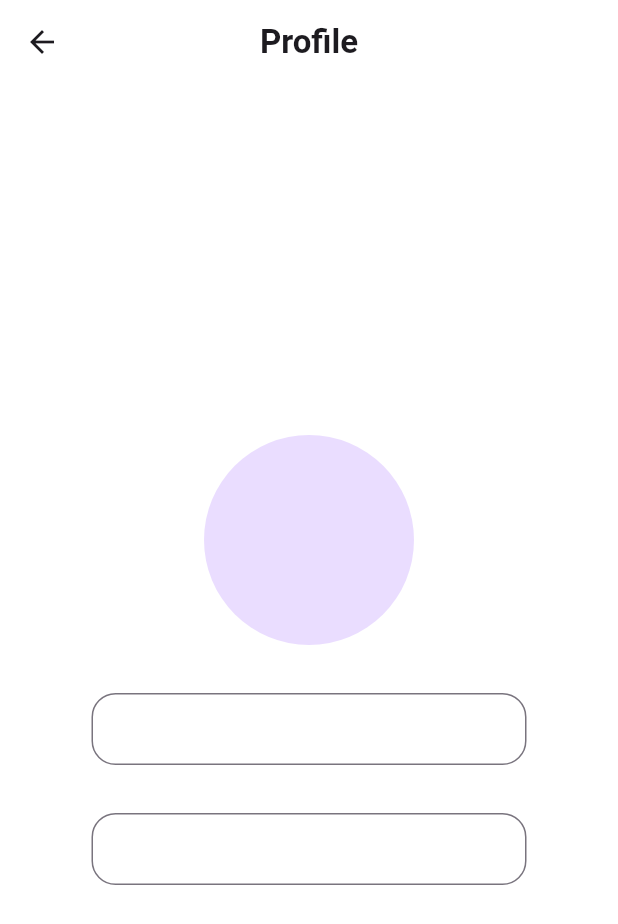
After one commit to kevinnsrt/510merch_mobile, a Flutter app: the DashboardPage screen opened directly, after a tap on the "person" icon, on a phone screen of 412 x 824 dp. The commit adds this screen. Shown: the top 924 px of the screen. Run offline on Flutter 3.47's test engine with Material 3 defaults, Android fonts, the phone set to English and light mode, and no system bars; network calls fail.

Commit message:
profile page

```diff
--- a/lib/dashboard.dart
+++ b/lib/dashboard.dart
@@ -4,6 +4,7 @@ import 'package:sio_ecommerce_mobile/cart.dart';
 import 'package:sio_ecommerce_mobile/details.dart';
 import 'package:sio_ecommerce_mobile/login.dart';
 import 'package:http/http.dart' as http;
+import 'package:sio_ecommerce_mobile/profile.dart';
 
 class DashboardPage extends StatefulWidget {
   const DashboardPage({super.key});
@@ -43,7 +44,17 @@ class _DashboardPageState extends State<DashboardPage> {
                 spacing: 89,
                 children: [
                   Icon(size: 29, color: Colors.white, Icons.notifications),
-                  Icon(size: 29, color: Colors.white, Icons.person),
+                  GestureDetector(
+                    onTap: () {
+                      Navigator.push(
+                        context,
+                        MaterialPageRoute<void>(
+                          builder: (context) => const ProfilePage(),
+                        ),
+                      );
+                    },
+                    child: Icon(size: 29, color: Colors.white, Icons.person),
+                  ),
                   GestureDetector(
                     onTap: () {
                       Navigator.push(
@@ -202,17 +213,7 @@ class _DashboardPageState extends State<DashboardPage> {
                           child: Column(
                             children: [
                               Image.network(
-                                loadingBuilder:
-                                    (context, child, loadingProgress) {
-                                      if (loadingProgress == null) {
-                                        return child;
-                                      } else {
-                                        return Center(
-                                          child: CircularProgressIndicator(),
-                                        );
-                                      }
-                                    },
-                                errorBuilder: (context, error, stackTrace) => Icon(Icons.broken_image),
+
                                 item['url_gambar'],
 
                                 width: 132,
--- a/lib/details.dart
+++ b/lib/details.dart
@@ -145,15 +145,15 @@ class _DetailsPageState extends State<DetailsPage> {
                     children: [
                       SizedBox(height: 26),
                       Image.network(
-                        loadingBuilder: (context, child, loadingProgress) {
-                          if (loadingProgress == null) {
-                            return child;
-                          } else {
-                            return Center(child: CircularProgressIndicator(),);
-                          }
-                        },
-                        errorBuilder: (context, error, stackTrace) => Icon(Icons.broken_image)
-                        ,
+                        // loadingBuilder: (context, child, loadingProgress) {
+                        //   if (loadingProgress == null) {
+                        //     return child;
+                        //   } else {
+                        //     return Center(child: CircularProgressIndicator(),);
+                        //   }
+                        // },
+                        // errorBuilder: (context, error, stackTrace) => Icon(Icons.broken_image)
+                        // ,
                         data['url_gambar'],
                       ),
                       SizedBox(height: 46),
--- /dev/null
+++ b/lib/profile.dart
@@ -0,0 +1,66 @@
+import 'package:flutter/material.dart';
+
+class ProfilePage extends StatefulWidget {
+  const ProfilePage({super.key});
+
+  @override
+  State<ProfilePage> createState() => _ProfilePageState();
+}
+
+class _ProfilePageState extends State<ProfilePage> {
+  @override
+  Widget build(BuildContext context) {
+    return Scaffold(
+      backgroundColor: Colors.white,
+      appBar: AppBar(
+        title: Text("Profile",style: TextStyle(fontWeight: FontWeight.bold),),
+        centerTitle: true,
+        backgroundColor: Colors.white,
+      ),
+      body:Column(
+        mainAxisAlignment: MainAxisAlignment.center,
+        children: [
+          Center(
+            child: CircleAvatar(
+              radius: 70,
+            ),
+          ),
+
+          SizedBox(height: 32,),
+
+          Center(
+            child: SizedBox(
+              height: 48,
+              width: 290,
+              child: TextField(
+                decoration: InputDecoration(
+                  border: OutlineInputBorder(
+
+                    borderRadius: BorderRadius.circular(16)
+                  )
+                ),
+              ),
+            ),
+          ),
+
+          SizedBox(height: 32,),
+
+          Center(
+            child: SizedBox(
+              height: 48,
+              width: 290,
+              child: TextField(
+                decoration: InputDecoration(
+                  border: OutlineInputBorder(
+
+                    borderRadius: BorderRadius.circular(16)
+                  )
+                ),
+              ),
+            ),
+          ),
+        ],
+      )
+    );
+  }
+}
```
